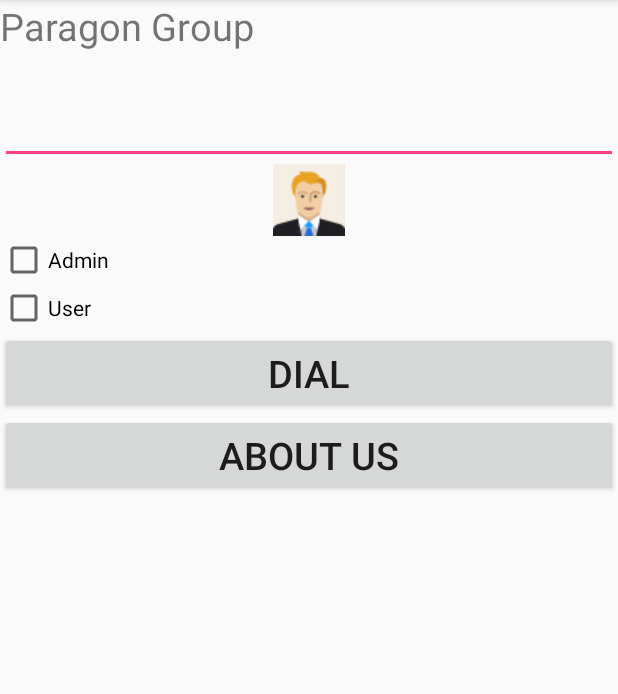
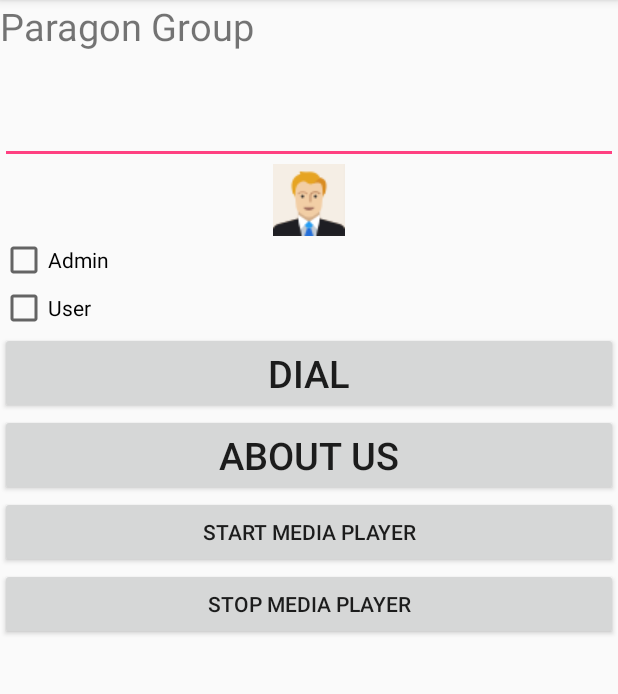
Before and after one commit to abdul-kader138/APDT, an Android app: the screen it shows after launch (MainActivity), on a phone screen of 412 x 824 dp, the part 84-778 px from its top. Run offline under Robolectric (Android 15) with nearby library versions, the phone set to English and light mode, and no system bars.

Commit message:
Media Player

```diff
--- a/app/src/main/AndroidManifest.xml
+++ b/app/src/main/AndroidManifest.xml
@@ -26,6 +26,10 @@
             </intent-filter>
         </activity>
 
+        <service android:name=".Service.PlayerService" android:enabled="true">
+
+        </service>
+
     </application>
 <uses-permission android:name="android.permission.INTERNET"></uses-permission>
 </manifest>
--- a/app/src/main/java/com/example/akader/myapplication/MainActivity.java
+++ b/app/src/main/java/com/example/akader/myapplication/MainActivity.java
@@ -10,6 +10,8 @@ import android.widget.CheckBox;
 import android.widget.EditText;
 import android.widget.TextView;
 
+import com.example.akader.myapplication.Service.PlayerService;
+
 
 public class MainActivity extends AppCompatActivity {
 
@@ -20,8 +22,21 @@ public class MainActivity extends AppCompatActivity {
         setContentView(R.layout.activity_main);
 
 
+        Button sButton = (Button) findViewById(R.id.sMedia);
+        Button pButton = (Button) findViewById(R.id.pMedia);
+        sButton.setOnClickListener(new View.OnClickListener() {
+            @Override
+            public void onClick(View view) {
+                startService(new Intent(getApplicationContext(), PlayerService.class));
+            }
+        });
 
-
+        pButton.setOnClickListener(new View.OnClickListener() {
+            @Override
+            public void onClick(View view) {
+                stopService(new Intent(getApplicationContext(), PlayerService.class));
+            }
+        });
 
 
 
@@ -32,7 +47,6 @@ public class MainActivity extends AppCompatActivity {
 
         Button button = (Button) findViewById(R.id.b);
         Button button2 = (Button) findViewById(R.id.b2);
-
 
 
         button.setOnClickListener(new View.OnClickListener() {
@@ -80,8 +94,8 @@ public class MainActivity extends AppCompatActivity {
                 EditText editText1 = (EditText) findViewById(R.id.et1);
                 CheckBox checkBox = (CheckBox) findViewById(R.id.cb1);
                 CheckBox checkBox1 = (CheckBox) findViewById(R.id.cb2);
-                String s=String.valueOf(checkBox.isChecked());
-                String s2=String.valueOf(checkBox1.isChecked());
+                String s = String.valueOf(checkBox.isChecked());
+                String s2 = String.valueOf(checkBox1.isChecked());
 
         /*
         * Communicate between Activity to Activity
@@ -91,7 +105,7 @@ public class MainActivity extends AppCompatActivity {
                 Intent intent1 = new Intent(MainActivity.this, ScreenSecond.class);
                 intent1.putExtra("val", editText1.getText().toString());
                 intent1.putExtra("val2", "Hello");
-                intent1.putExtra("chk",s);
+                intent1.putExtra("chk", s);
                 intent1.putExtra("chk1", s2);
                 startActivityForResult(intent1, 2121);
             }
--- a/app/src/main/res/layout/activity_main.xml
+++ b/app/src/main/res/layout/activity_main.xml
@@ -1,4 +1,10 @@
-<LinearLayout xmlns:android="http://schemas.android.com/apk/res/android"
+<ScrollView xmlns:android="http://schemas.android.com/apk/res/android"
+    android:layout_width="match_parent"
+    android:layout_height="match_parent"
+    android:orientation="vertical">
+
+
+    <LinearLayout
         android:layout_width="match_parent"
         android:layout_height="match_parent"
         android:orientation="vertical">
@@ -30,19 +36,17 @@
 
 
         <CheckBox
+            android:id="@+id/cb1"
             android:layout_width="match_parent"
             android:layout_height="wrap_content"
-        android:text="@string/buttonAdmin"
-        android:id="@+id/cb1"
-        />
+            android:text="@string/buttonAdmin" />
 
 
         <CheckBox
+            android:id="@+id/cb2"
             android:layout_width="match_parent"
             android:layout_height="wrap_content"
-        android:text="@string/buttonUser"
-        android:id="@+id/cb2"
-        />
+            android:text="@string/buttonUser" />
 
 
         <Button
@@ -60,4 +64,19 @@
             android:textSize="25sp" />
 
 
+        <Button
+            android:id="@+id/sMedia"
+            android:layout_width="match_parent"
+            android:layout_height="wrap_content"
+            android:text="Start Media Player" />
+
+
+        <Button
+            android:id="@+id/pMedia"
+            android:layout_width="match_parent"
+            android:layout_height="wrap_content"
+            android:text="Stop Media Player" />
+
+
     </LinearLayout>
+</ScrollView>
```
Also changed, not shown: app/src/main/java/com/example/akader/myapplication/Service/PlayerService.java (added, +38 -0 lines), app/src/main/res/layout/activity_second.xml (+9 -0 lines), 2 other files. Lines whose indentation alone changed are shown as unchanged.
